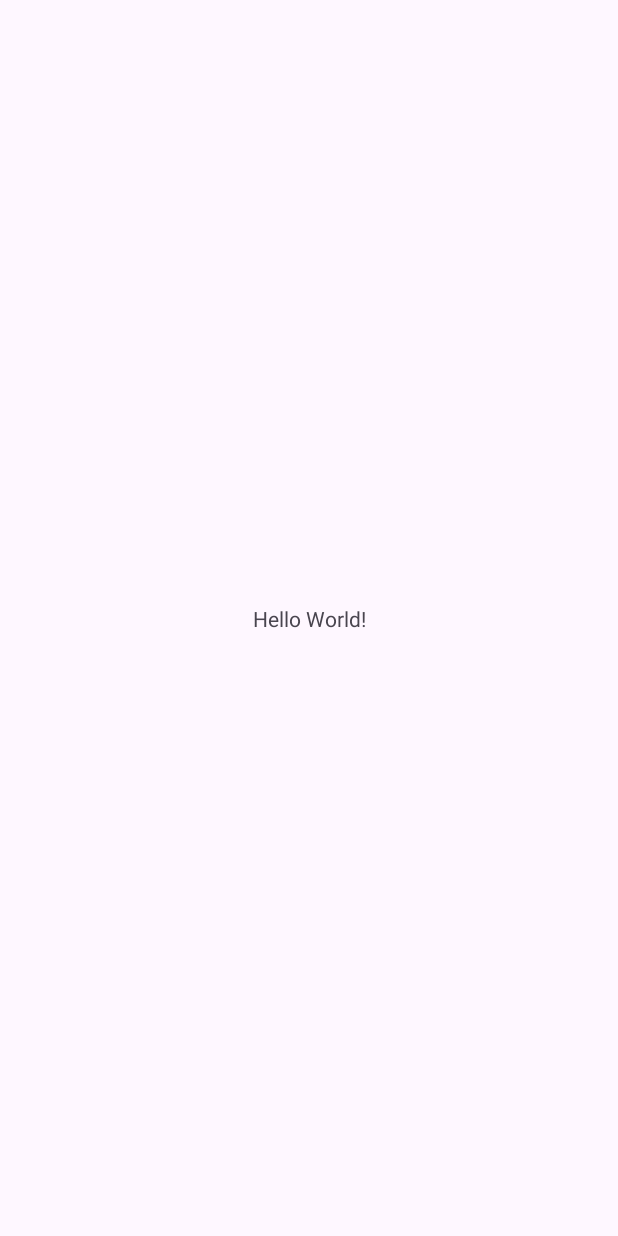
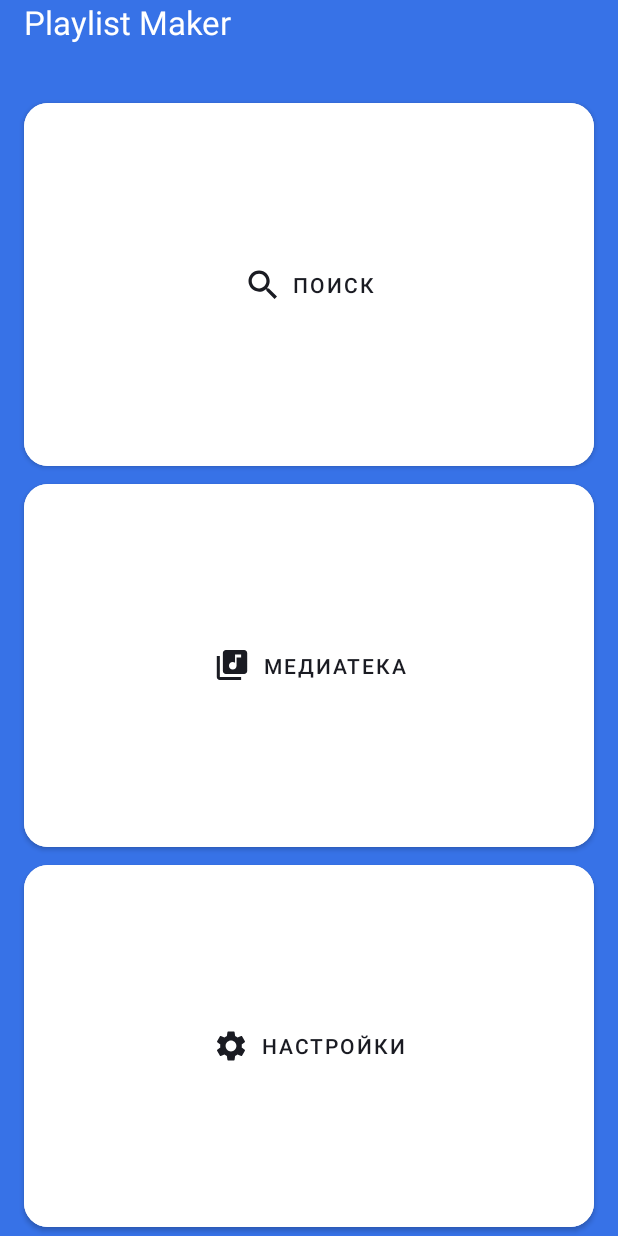
Before and after one commit to AndreyGurinV/playlistmaker, an Android app: the screen it shows after launch (MainActivity), on a phone screen of 412 x 824 dp. Before the commit the screen is almost empty. Run offline under Robolectric (Android 15) with nearby library versions, the phone set to English and light mode, and no system bars.

Commit message:
экран приложения Playlist Maker

```diff
--- a/app/src/main/AndroidManifest.xml
+++ b/app/src/main/AndroidManifest.xml
@@ -10,8 +10,11 @@
         android:label="@string/app_name"
         android:roundIcon="@mipmap/ic_launcher_round"
         android:supportsRtl="true"
-        android:theme="@style/Theme.PlaylistMaker"
+        android:theme="@style/Theme.MaterialComponents.DayNight.NoActionBar"
         tools:targetApi="31">
+        <activity
+            android:name=".SettingsActivity"
+            android:exported="false" />
         <activity
             android:name=".MainActivity"
             android:exported="true">
--- /dev/null
+++ b/app/src/main/res/drawable/find_icon.xml
@@ -0,0 +1,9 @@
+<vector xmlns:android="http://schemas.android.com/apk/res/android"
+    android:width="24dp"
+    android:height="24dp"
+    android:viewportWidth="24"
+    android:viewportHeight="24">
+  <path
+      android:pathData="M16.579,14.95H15.721L15.417,14.656C16.481,13.418 17.122,11.81 17.122,10.061C17.122,6.161 13.961,3 10.061,3C6.161,3 3,6.161 3,10.061C3,13.961 6.161,17.122 10.061,17.122C11.81,17.122 13.418,16.481 14.656,15.417L14.95,15.721V16.579L20.381,22L22,20.381L16.579,14.95ZM10.061,14.95C7.356,14.95 5.173,12.766 5.173,10.061C5.173,7.356 7.356,5.173 10.061,5.173C12.766,5.173 14.95,7.356 14.95,10.061C14.95,12.766 12.766,14.95 10.061,14.95Z"
+      android:fillColor="#1A1B22"/>
+</vector>
--- /dev/null
+++ b/app/src/main/res/drawable/media_icon.xml
@@ -0,0 +1,9 @@
+<vector xmlns:android="http://schemas.android.com/apk/res/android"
+    android:width="25dp"
+    android:height="24dp"
+    android:viewportWidth="25"
+    android:viewportHeight="24">
+  <path
+      android:pathData="M20.5,2H8.5C7.4,2 6.5,2.9 6.5,4V16C6.5,17.1 7.4,18 8.5,18H20.5C21.6,18 22.5,17.1 22.5,16V4C22.5,2.9 21.6,2 20.5,2ZM18.5,7H15.5V12.5C15.5,13.88 14.38,15 13,15C11.62,15 10.5,13.88 10.5,12.5C10.5,11.12 11.62,10 13,10C13.57,10 14.08,10.19 14.5,10.51V5H18.5V7ZM4.5,6H2.5V20C2.5,21.1 3.4,22 4.5,22H18.5V20H4.5V6Z"
+      android:fillColor="#1A1B22"/>
+</vector>
--- /dev/null
+++ b/app/src/main/res/drawable/settings_icon.xml
@@ -0,0 +1,9 @@
+<vector xmlns:android="http://schemas.android.com/apk/res/android"
+    android:width="24dp"
+    android:height="24dp"
+    android:viewportWidth="24"
+    android:viewportHeight="24">
+  <path
+      android:pathData="M19.14,12.94C19.18,12.64 19.2,12.33 19.2,12C19.2,11.68 19.18,11.36 19.13,11.06L21.16,9.48C21.34,9.34 21.39,9.07 21.28,8.87L19.36,5.55C19.24,5.33 18.99,5.26 18.77,5.33L16.38,6.29C15.88,5.91 15.35,5.59 14.76,5.35L14.4,2.81C14.36,2.57 14.16,2.4 13.92,2.4H10.08C9.84,2.4 9.65,2.57 9.61,2.81L9.25,5.35C8.66,5.59 8.12,5.92 7.63,6.29L5.24,5.33C5.02,5.25 4.77,5.33 4.65,5.55L2.74,8.87C2.62,9.08 2.66,9.34 2.86,9.48L4.89,11.06C4.84,11.36 4.8,11.69 4.8,12C4.8,12.31 4.82,12.64 4.87,12.94L2.84,14.52C2.66,14.66 2.61,14.93 2.72,15.13L4.64,18.45C4.76,18.67 5.01,18.74 5.23,18.67L7.62,17.71C8.12,18.09 8.65,18.41 9.24,18.65L9.6,21.19C9.65,21.43 9.84,21.6 10.08,21.6H13.92C14.16,21.6 14.36,21.43 14.39,21.19L14.75,18.65C15.34,18.41 15.88,18.09 16.37,17.71L18.76,18.67C18.98,18.75 19.23,18.67 19.35,18.45L21.27,15.13C21.39,14.91 21.34,14.66 21.15,14.52L19.14,12.94ZM12,15.6C10.02,15.6 8.4,13.98 8.4,12C8.4,10.02 10.02,8.4 12,8.4C13.98,8.4 15.6,10.02 15.6,12C15.6,13.98 13.98,15.6 12,15.6Z"
+      android:fillColor="#1A1B22"/>
+</vector>
--- a/app/src/main/res/layout/activity_main.xml
+++ b/app/src/main/res/layout/activity_main.xml
@@ -1,19 +1,79 @@
 <?xml version="1.0" encoding="utf-8"?>
-<androidx.constraintlayout.widget.ConstraintLayout xmlns:android="http://schemas.android.com/apk/res/android"
+<LinearLayout xmlns:android="http://schemas.android.com/apk/res/android"
     xmlns:app="http://schemas.android.com/apk/res-auto"
     xmlns:tools="http://schemas.android.com/tools"
     android:id="@+id/main"
     android:layout_width="match_parent"
     android:layout_height="match_parent"
-    tools:context=".MainActivity">
+    android:orientation="vertical"
+    android:background="#3772E7"
+    tools:context=".MainActivity"
+    android:padding="20dp">
 
-    <TextView
-        android:layout_width="wrap_content"
-        android:layout_height="wrap_content"
-        android:text="Hello World!"
-        app:layout_constraintBottom_toBottomOf="parent"
-        app:layout_constraintEnd_toEndOf="parent"
-        app:layout_constraintStart_toStartOf="parent"
-        app:layout_constraintTop_toTopOf="parent" />
+    <FrameLayout
+        android:layout_width="match_parent"
+        android:layout_height="wrap_content">
 
-</androidx.constraintlayout.widget.ConstraintLayout>
+        <TextView
+            android:layout_width="wrap_content"
+            android:layout_height="wrap_content"
+            android:layout_marginStart="16dp"
+            android:layout_gravity="start"
+            android:text="@string/app_name"
+            android:textColor="#ffffff"
+            android:textSize="22sp"/>
+
+    </FrameLayout>
+
+    <LinearLayout
+        android:layout_width="match_parent"
+        android:layout_height="match_parent"
+        android:layout_marginTop="33dp"
+        android:orientation="vertical">
+
+        <Button
+            android:layout_width="match_parent"
+            android:layout_height="match_parent"
+            android:layout_marginStart="16dp"
+            android:layout_marginEnd="16dp"
+            android:layout_weight="1"
+            android:backgroundTint="#ffffff"
+            app:cornerRadius="@dimen/corners"
+            app:icon="@drawable/find_icon"
+            app:iconGravity="textStart"
+            app:iconPadding="@dimen/icon_padding"
+            app:iconTint="@color/button_text"
+            android:text="@string/button_find"
+            android:textColor="@color/button_text" />
+
+        <Button
+            android:layout_width="match_parent"
+            android:layout_height="match_parent"
+            android:layout_marginStart="16dp"
+            android:layout_marginEnd="16dp"
+            android:layout_weight="1"
+            android:backgroundTint="#ffffff"
+            app:cornerRadius="@dimen/corners"
+            app:icon="@drawable/media_icon"
+            app:iconGravity="textStart"
+            app:iconPadding="@dimen/icon_padding"
+            app:iconTint="@color/button_text"
+            android:text="@string/button_media"
+            android:textColor="@color/button_text" />
+
+        <Button
+            android:layout_width="match_parent"
+            android:layout_height="match_parent"
+            android:layout_marginStart="16dp"
+            android:layout_marginEnd="16dp"
+            android:layout_weight="1"
+            android:backgroundTint="#ffffff"
+            app:cornerRadius="@dimen/corners"
+            app:icon="@drawable/settings_icon"
+            app:iconGravity="textStart"
+            app:iconPadding="@dimen/icon_padding"
+            app:iconTint="@color/button_text"
+            android:text="@string/button_settings"
+            android:textColor="@color/button_text" />
+    </LinearLayout>
+</LinearLayout>
--- a/app/src/main/res/values/colors.xml
+++ b/app/src/main/res/values/colors.xml
@@ -2,4 +2,5 @@
 <resources>
     <color name="black">#FF000000</color>
     <color name="white">#FFFFFFFF</color>
+    <color name="button_text">#1A1B22</color>
 </resources>
--- /dev/null
+++ b/app/src/main/res/values/dimens.xml
@@ -0,0 +1,7 @@
+<?xml version="1.0" encoding="utf-8"?>
+<resources>
+    <dimen name="corners">16dp</dimen>
+    <dimen name="icon_padding">8dp</dimen>
+    <dimen name="setttings_menu_items_height">61dp</dimen>
+    <dimen name="setttings_menu_items_font_size">16sp</dimen>
+</resources>
--- a/app/src/main/res/values/strings.xml
+++ b/app/src/main/res/values/strings.xml
@@ -1,3 +1,12 @@
 <resources>
-    <string name="app_name">Playlist Maker</string>
+    <string name="app_name" translatable="false">Playlist Maker</string>
+    <string name="title_main">Playlist maker</string>
+    <string name="title_settings">Настройки</string>
+    <string name="button_find">Поиск</string>
+    <string name="button_media">Медиатека</string>
+    <string name="button_settings">Настройки</string>
+    <string name="dark_theme">Темная тема</string>
+    <string name="share">Поделиться приложением</string>
+    <string name="support">Написать в поддержку</string>
+    <string name="agreement">Пользовательское соглашение</string>
 </resources>
```
Also changed, not shown: app/src/main/java/com/example/playlistmaker/SettingsActivity.kt (added, +20 -0 lines), app/src/main/res/drawable/agreement_icon.xml (added, +9 -0 lines), app/src/main/res/drawable/back_icon.xml (added, +9 -0 lines), app/src/main/res/drawable/share_icon.xml (added, +9 -0 lines), app/src/main/res/drawable/support_icon.xml (added, +18 -0 lines), app/src/main/res/layout/activity_settings.xml (added, +111 -0 lines), app/src/main/res/drawable/poster.png (added).
